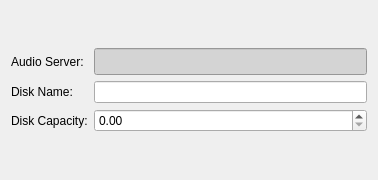
This is ravecluster/rave/clusterman/storagediskform.ui in pgathogo/raven as Qt 5 draws it before an edit. The edited form follows.
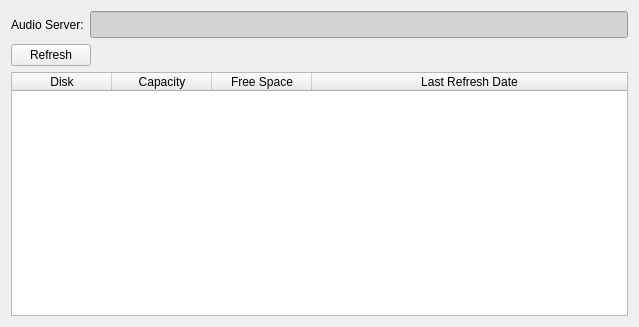
This is the edited form.

```diff
--- a/ravecluster/rave/clusterman/storagediskform.ui
+++ b/ravecluster/rave/clusterman/storagediskform.ui
@@ -6,8 +6,8 @@
    <rect>
     <x>0</x>
     <y>0</y>
-    <width>378</width>
-    <height>180</height>
+    <width>639</width>
+    <height>327</height>
    </rect>
   </property>
   <property name="windowTitle">
@@ -15,15 +15,15 @@
   </property>
   <layout class="QVBoxLayout" name="verticalLayout">
    <item>
-    <layout class="QGridLayout" name="gridLayout">
-     <item row="0" column="0">
+    <layout class="QHBoxLayout" name="horizontalLayout_2">
+     <item>
       <widget class="QLabel" name="label_3">
        <property name="text">
         <string>Audio Server:</string>
        </property>
       </widget>
      </item>
-     <item row="0" column="1">
+     <item>
       <widget class="QLineEdit" name="edtAudioServer">
        <property name="font">
         <font>
@@ -39,32 +39,62 @@
        </property>
       </widget>
      </item>
-     <item row="1" column="0">
-      <widget class="QLabel" name="label">
+    </layout>
+   </item>
+   <item>
+    <layout class="QHBoxLayout" name="horizontalLayout">
+     <item>
+      <widget class="QPushButton" name="btnRefresh">
        <property name="text">
-        <string>Disk Name:</string>
+        <string>Refresh</string>
        </property>
       </widget>
      </item>
-     <item row="1" column="1">
-      <widget class="QLineEdit" name="edtDiskName"/>
-     </item>
-     <item row="2" column="0">
-      <widget class="QLabel" name="label_2">
-       <property name="text">
-        <string>Disk Capacity:</string>
+     <item>
+      <spacer name="horizontalSpacer">
+       <property name="orientation">
+        <enum>Qt::Horizontal</enum>
        </property>
-      </widget>
-     </item>
-     <item row="2" column="1">
-      <widget class="QDoubleSpinBox" name="edtCapacity">
-       <property name="maximum">
-        <double>9999.000000000000000</double>
+       <property name="sizeHint" stdset="0">
+        <size>
+         <width>40</width>
+         <height>20</height>
+        </size>
        </property>
-      </widget>
+      </spacer>
      </item>
     </layout>
    </item>
+   <item>
+    <widget class="QTableWidget" name="twDisks">
+     <property name="columnCount">
+      <number>4</number>
+     </property>
+     <attribute name="horizontalHeaderStretchLastSection">
+      <bool>true</bool>
+     </attribute>
+     <column>
+      <property name="text">
+       <string>Disk</string>
+      </property>
+     </column>
+     <column>
+      <property name="text">
+       <string>Capacity</string>
+      </property>
+     </column>
+     <column>
+      <property name="text">
+       <string>Free Space</string>
+      </property>
+     </column>
+     <column>
+      <property name="text">
+       <string>Last Refresh Date</string>
+      </property>
+     </column>
+    </widget>
+   </item>
   </layout>
  </widget>
  <tabstops>
```
Left out of the diff: 2 changed lines with no effect on the pictures.
